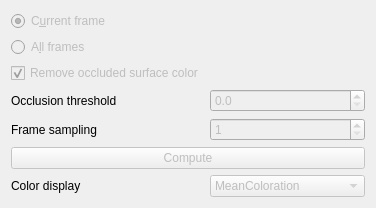
This is gui/ColorizeSurfaceOptions.ui in Kitware/TeleSculptor as Qt 5 draws it before an edit. The edited form follows.
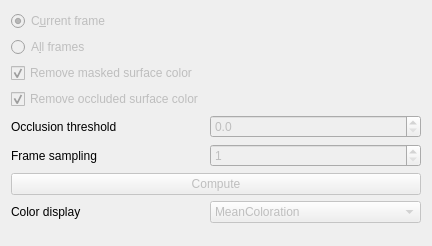
This is the edited form.

Commit message: Add mask support for colorize (remove black areas)

What changed in the file:
```diff
--- a/gui/ColorizeSurfaceOptions.ui
+++ b/gui/ColorizeSurfaceOptions.ui
@@ -6,8 +6,8 @@
    <rect>
     <x>0</x>
     <y>0</y>
-    <width>318</width>
-    <height>179</height>
+    <width>432</width>
+    <height>246</height>
    </rect>
   </property>
   <property name="windowTitle">
@@ -46,14 +46,14 @@
      </attribute>
     </widget>
    </item>
-   <item row="4" column="0">
+   <item row="5" column="0">
     <widget class="QLabel" name="label">
      <property name="text">
       <string>Frame sampling</string>
      </property>
     </widget>
    </item>
-   <item row="4" column="1">
+   <item row="5" column="1">
     <widget class="QSpinBox" name="spinBoxFrameSampling">
      <property name="enabled">
       <bool>false</bool>
@@ -63,7 +63,7 @@
      </property>
     </widget>
    </item>
-   <item row="5" column="0" colspan="2">
+   <item row="6" column="0" colspan="2">
     <widget class="QPushButton" name="buttonCompute">
      <property name="enabled">
       <bool>false</bool>
@@ -73,14 +73,14 @@
      </property>
     </widget>
    </item>
-   <item row="6" column="0">
+   <item row="7" column="0">
     <widget class="QLabel" name="label_2">
      <property name="text">
       <string>Color display</string>
      </property>
     </widget>
    </item>
-   <item row="6" column="1">
+   <item row="7" column="1">
     <widget class="QComboBox" name="comboBoxColorDisplay">
      <property name="enabled">
       <bool>false</bool>
@@ -102,27 +102,27 @@
      </item>
     </widget>
    </item>
-   <item row="2" column="0">
-    <widget class="QCheckBox" name="checkBoxRemoveOcclusion">
-     <property name="enabled">
-      <bool>false</bool>
-     </property>
-     <property name="text">
-      <string>Remove occluded surface color</string>
-     </property>
-     <property name="checked">
-      <bool>true</bool>
-     </property>
-    </widget>
-   </item>
    <item row="3" column="0">
+    <widget class="QCheckBox" name="checkBoxRemoveOccluded">
+     <property name="enabled">
+      <bool>false</bool>
+     </property>
+     <property name="text">
+      <string>Remove occluded surface color</string>
+     </property>
+     <property name="checked">
+      <bool>true</bool>
+     </property>
+    </widget>
+   </item>
+   <item row="4" column="0">
     <widget class="QLabel" name="label_3">
      <property name="text">
       <string>Occlusion threshold</string>
      </property>
     </widget>
    </item>
-   <item row="3" column="1">
+   <item row="4" column="1">
     <widget class="QDoubleSpinBox" name="doubleSpinBoxOcclusionThreshold">
      <property name="enabled">
       <bool>false</bool>
@@ -141,6 +141,19 @@
      </property>
     </widget>
    </item>
+   <item row="2" column="0">
+    <widget class="QCheckBox" name="checkBoxRemoveMasked">
+     <property name="enabled">
+      <bool>false</bool>
+     </property>
+     <property name="text">
+      <string>Remove masked surface color</string>
+     </property>
+     <property name="checked">
+      <bool>true</bool>
+     </property>
+    </widget>
+   </item>
   </layout>
  </widget>
  <resources/>
```
The commit also changes 9 other files.
